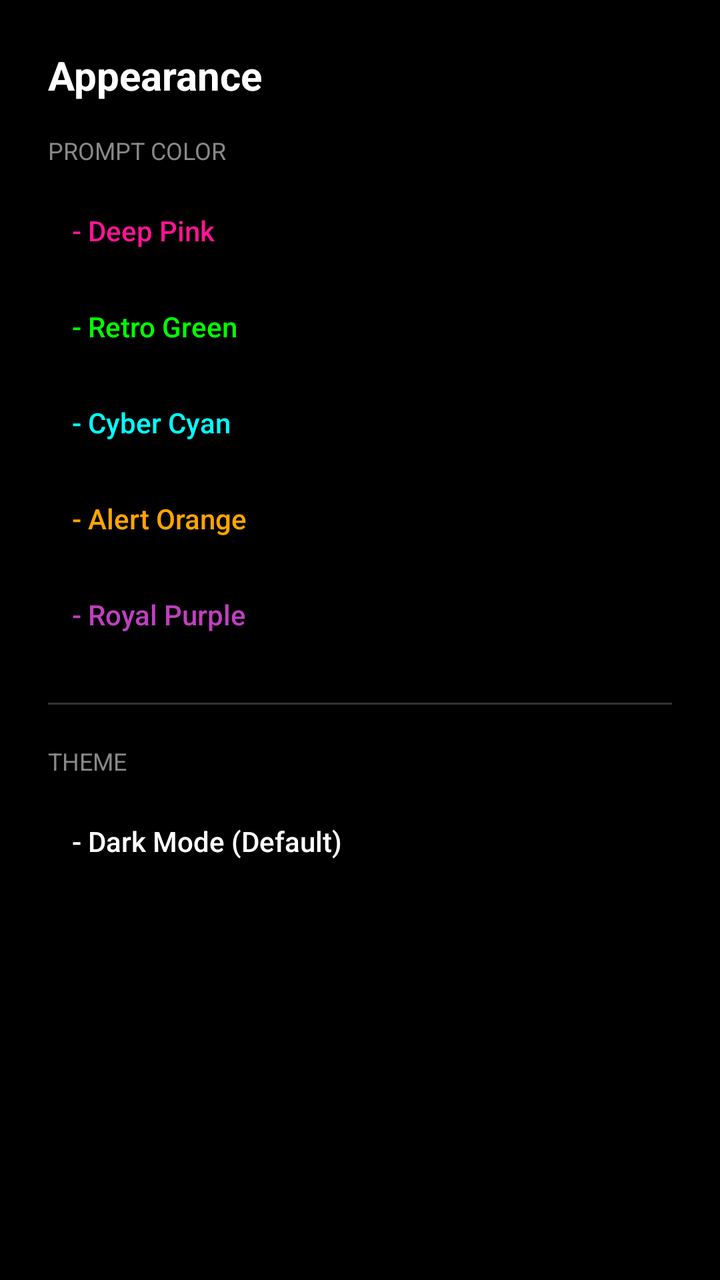
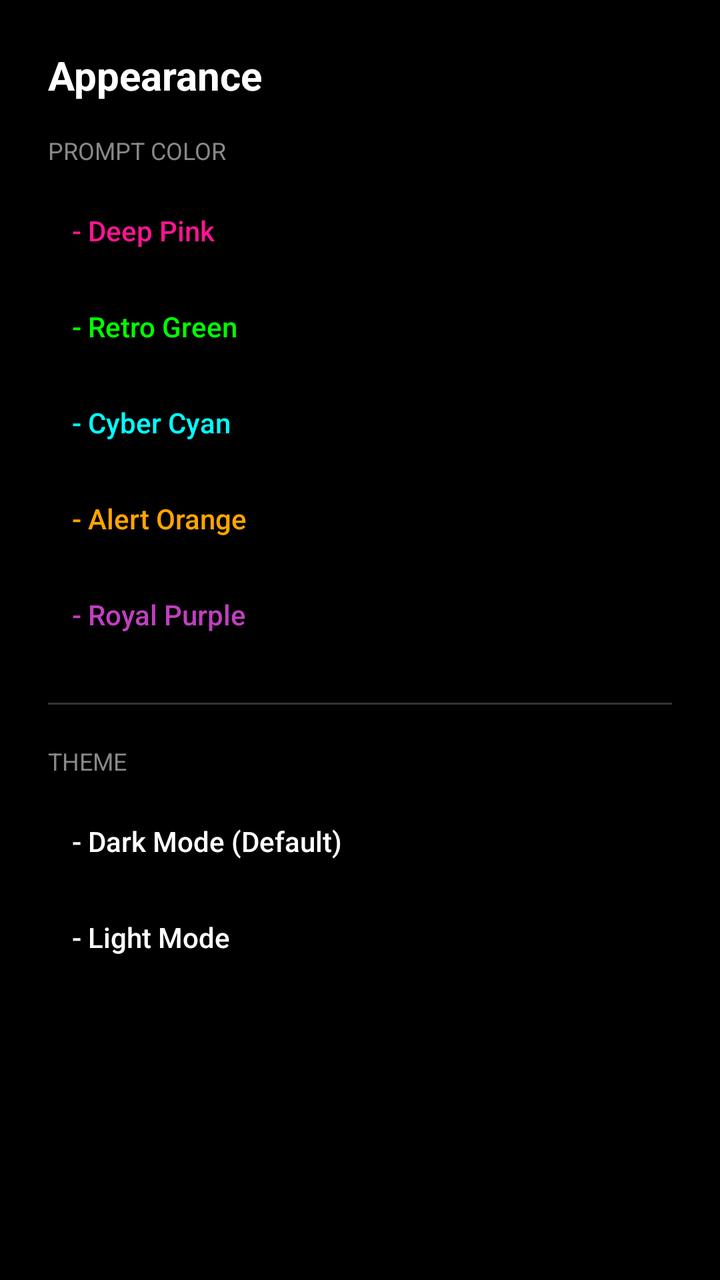

Compare the two renders of this Android layout. The source of the first and the diff that turns it into the second are given below.
<!-- AndroidManifest.xml: application theme Theme.Terbility -->
<!-- res/layout/activity_settings.xml -->
<?xml version="1.0" encoding="utf-8"?>
<ScrollView xmlns:android="http://schemas.android.com/apk/res/android"
    android:layout_width="match_parent"
    android:layout_height="match_parent"
    android:background="#000000">

    <LinearLayout
        android:layout_width="match_parent"
        android:layout_height="wrap_content"
        android:orientation="vertical"
        android:padding="24dp">

        <TextView
            android:layout_width="wrap_content"
            android:layout_height="wrap_content"
            android:text="Appearance"
            android:textColor="#FFFFFF"
            android:textSize="20sp"
            android:textStyle="bold"
            android:layout_marginBottom="16dp" />

        <TextView
            android:layout_width="wrap_content"
            android:layout_height="wrap_content"
            android:text="PROMPT COLOR"
            android:textColor="#888888"
            android:textSize="12sp"
            android:layout_marginBottom="8dp" />

        <Button
            android:id="@+id/color_pink"
            android:layout_width="match_parent"
            android:layout_height="wrap_content"
            android:text="- Deep Pink"
            android:textColor="#FF1493"
            android:background="@android:color/transparent"
            android:gravity="start|center_vertical"
            android:padding="12dp"
            android:textAllCaps="false" />

        <Button
            android:id="@+id/color_green"
            android:layout_width="match_parent"
            android:layout_height="wrap_content"
            android:text="- Retro Green"
            android:textColor="#00FF00"
            android:background="@android:color/transparent"
            android:gravity="start|center_vertical"
            android:padding="12dp"
            android:textAllCaps="false" />

        <Button
            android:id="@+id/color_cyan"
            android:layout_width="match_parent"
            android:layout_height="wrap_content"
            android:text="- Cyber Cyan"
            android:textColor="#00FFFF"
            android:background="@android:color/transparent"
            android:gravity="start|center_vertical"
            android:padding="12dp"
            android:textAllCaps="false" />

        <Button
            android:id="@+id/color_orange"
            android:layout_width="match_parent"
            android:layout_height="wrap_content"
            android:text="- Alert Orange"
            android:textColor="#FFA500"
            android:background="@android:color/transparent"
            android:gravity="start|center_vertical"
            android:padding="12dp"
            android:textAllCaps="false" />

        <Button
            android:id="@+id/color_purple"
            android:layout_width="match_parent"
            android:layout_height="wrap_content"
            android:text="- Royal Purple"
            android:textColor="#BF40BF"
            android:background="@android:color/transparent"
            android:gravity="start|center_vertical"
            android:padding="12dp"
            android:textAllCaps="false" />

        <View
            android:layout_width="match_parent"
            android:layout_height="1dp"
            android:background="#333333"
            android:layout_marginVertical="20dp" />

        <TextView
            android:layout_width="wrap_content"
            android:layout_height="wrap_content"
            android:text="THEME"
            android:textColor="#888888"
            android:textSize="12sp"
            android:layout_marginBottom="8dp" />

        <Button
            android:id="@+id/theme_dark"
            android:layout_width="match_parent"
            android:layout_height="wrap_content"
            android:text="- Dark Mode (Default)"
            android:textColor="#FFFFFF"
            android:background="@android:color/transparent"
            android:gravity="start|center_vertical"
            android:padding="12dp"
            android:textAllCaps="false" />

        <Button
            android:id="@+id/theme_light"
            android:layout_width="match_parent"
            android:layout_height="wrap_content"
            android:text="- Light Mode"
            android:textColor="#000000"
            android:background="@android:color/transparent"
            android:gravity="start|center_vertical"
            android:padding="12dp"
            android:textAllCaps="false" />

    </LinearLayout>
</ScrollView>
<!-- resources referenced by this layout -->
<resources>
  <style name="Theme.Terbility" parent="Theme.MaterialComponents.DayNight.NoActionBar">
          <item name="android:windowBackground">@android:color/black</item>
      </style>
</resources>

<!-- the commit's change to res/layout/activity_settings.xml (unified diff, before → after) -->
@@ -2,7 +2,7 @@
 <ScrollView xmlns:android="http://schemas.android.com/apk/res/android"
     android:layout_width="match_parent"
     android:layout_height="match_parent"
-    android:background="#000000">
+    android:background="@color/terbility_bg">
 
     <LinearLayout
         android:layout_width="match_parent"
@@ -14,7 +14,7 @@
             android:layout_width="wrap_content"
             android:layout_height="wrap_content"
             android:text="Appearance"
-            android:textColor="#FFFFFF"
+            android:textColor="@color/terbility_text"
             android:textSize="20sp"
             android:textStyle="bold"
             android:layout_marginBottom="16dp" />
@@ -85,7 +85,7 @@
         <View
             android:layout_width="match_parent"
             android:layout_height="1dp"
-            android:background="#333333"
+            android:background="@color/terbility_divider"
             android:layout_marginVertical="20dp" />
 
         <TextView
@@ -101,7 +101,7 @@
             android:layout_width="match_parent"
             android:layout_height="wrap_content"
             android:text="- Dark Mode (Default)"
-            android:textColor="#FFFFFF"
+            android:textColor="@color/terbility_text"
             android:background="@android:color/transparent"
             android:gravity="start|center_vertical"
             android:padding="12dp"
@@ -112,7 +112,7 @@
             android:layout_width="match_parent"
             android:layout_height="wrap_content"
             android:text="- Light Mode"
-            android:textColor="#000000"
+            android:textColor="@color/terbility_text"
             android:background="@android:color/transparent"
             android:gravity="start|center_vertical"
             android:padding="12dp"
<!-- resource entries referenced after the edit -->
@@ -1,7 +1,11 @@
 <!-- resources referenced by this layout -->
 <resources>
+  <color name="terbility_bg">#000000</color>
+  <color name="terbility_divider">#333333</color>
+  <color name="terbility_text">#FFFFFF</color>
   <style name="Theme.Terbility" parent="Theme.MaterialComponents.DayNight.NoActionBar">
-          <item name="android:windowBackground">@android:color/black</item>
+          <item name="android:windowBackground">@color/terbility_bg</item>
+          <item name="colorPrimary">@color/terbility_bg</item>
       </style>
 </resources>
 
